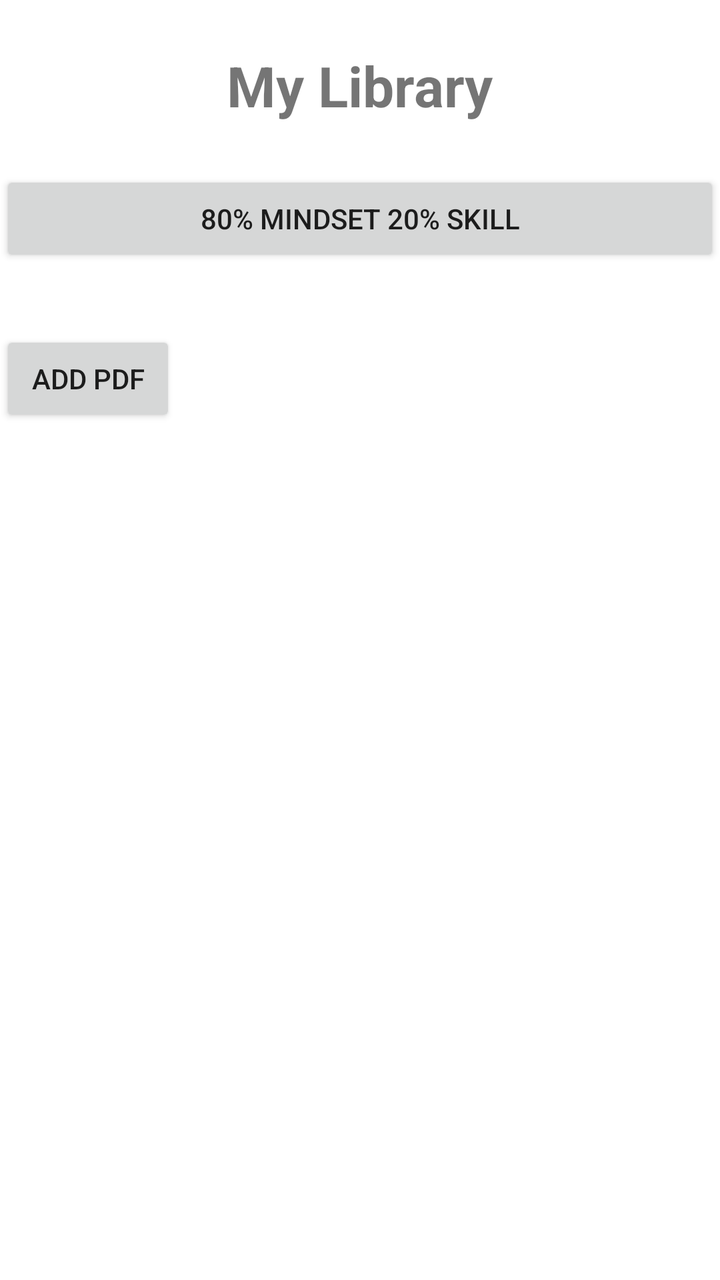
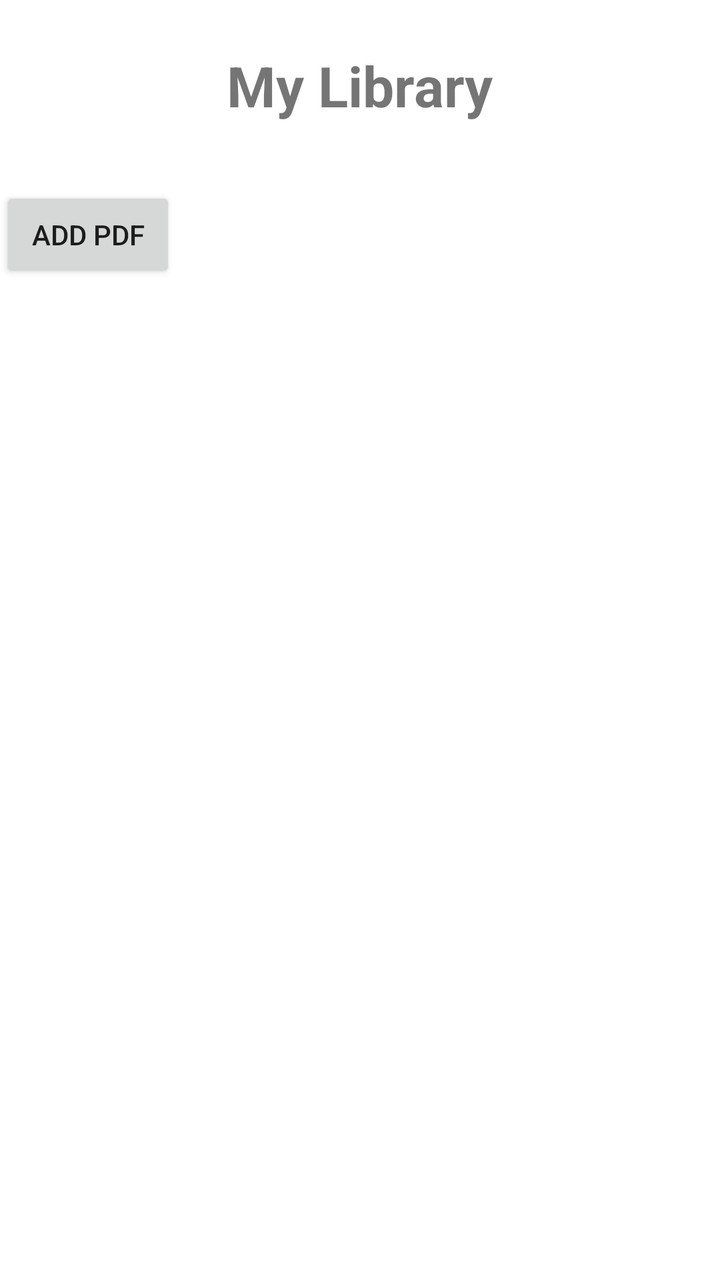

An Android layout rendered at two revisions. The XML below is the earlier revision; the diff shows what the commit changed to produce the second picture.
<!-- AndroidManifest.xml: application theme Theme.MindsetReader -->
<!-- res/layout/activity_library.xml -->
<?xml version="1.0" encoding="utf-8"?>
<LinearLayout xmlns:android="http://schemas.android.com/apk/res/android"
    android:orientation="vertical"
    android:layout_width="match_parent"
    android:layout_height="match_parent">

    <TextView
        android:layout_width="wrap_content"
        android:layout_height="wrap_content"
        android:text="@string/library_title"
        android:textSize="28sp"
        android:textStyle="bold"
        android:layout_gravity="center_horizontal"
        android:layout_marginTop="24dp" />

    <Button
        android:id="@+id/mindsetBookButton"
        android:layout_width="match_parent"
        android:layout_height="wrap_content"
        android:layout_marginTop="24dp"
        android:text="@string/book_title" />

    <LinearLayout
        android:id="@+id/pdfLibraryContainer"
        android:layout_width="match_parent"
        android:layout_height="wrap_content"
        android:orientation="vertical"
        android:layout_marginTop="16dp" />

    <Button
        android:id="@+id/addPdfButton"
        android:layout_width="wrap_content"
        android:layout_height="wrap_content"
        android:layout_marginTop="16dp"
        android:text="@string/add_pdf" />

</LinearLayout>
<!-- resources referenced by this layout -->
<resources>
  <string name="add_pdf">Add PDF</string>
  <string name="book_title">80% Mindset 20% Skill</string>
  <string name="library_title">My Library</string>
  <style name="Theme.MindsetReader" parent="Theme.MaterialComponents.DayNight.DarkActionBar">
          
          <item name="colorPrimary">@color/purple_500</item>
          <item name="colorPrimaryVariant">@color/purple_700</item>
          <item name="colorOnPrimary">@color/white</item>
          
          <item name="colorSecondary">@color/teal_200</item>
          <item name="colorSecondaryVariant">@color/teal_700</item>
          <item name="colorOnSecondary">@color/black</item>
          
          <item name="android:statusBarColor">?attr/colorPrimaryVariant</item>
          
      </style>
  <color name="purple_500">#FF6200EE</color>
  <color name="purple_700">#FF3700B3</color>
  <color name="white">#FFFFFFFF</color>
  <color name="teal_200">#FF03DAC5</color>
  <color name="teal_700">#FF018786</color>
  <color name="black">#FF000000</color>
</resources>

<!-- the commit's change to res/layout/activity_library.xml (unified diff, before → after) -->
@@ -13,12 +13,7 @@
         android:layout_gravity="center_horizontal"
         android:layout_marginTop="24dp" />
 
-    <Button
-        android:id="@+id/mindsetBookButton"
-        android:layout_width="match_parent"
-        android:layout_height="wrap_content"
-        android:layout_marginTop="24dp"
-        android:text="@string/book_title" />
+
 
     <LinearLayout
         android:id="@+id/pdfLibraryContainer"
<!-- resource entries referenced after the edit -->
@@ -1,7 +1,6 @@
 <!-- resources referenced by this layout -->
 <resources>
   <string name="add_pdf">Add PDF</string>
-  <string name="book_title">80% Mindset 20% Skill</string>
   <string name="library_title">My Library</string>
   <style name="Theme.MindsetReader" parent="Theme.MaterialComponents.DayNight.DarkActionBar">
           
